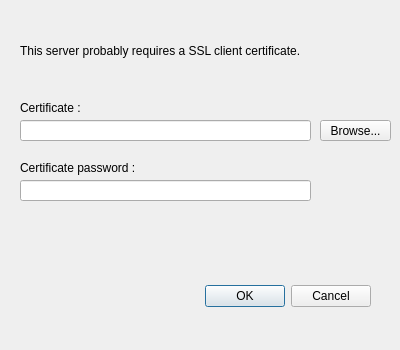
The window that src/gui/addcertificatedialog.ui (nextcloud/desktop) describes before a commit, drawn with Qt 5.
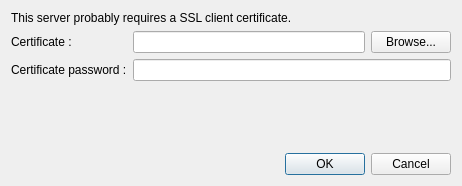
The same window after the commit.

Commit message: Client Dialog Support: Fix certificate dialog

Diff of the .ui file:
```diff
--- a/src/gui/addcertificatedialog.ui
+++ b/src/gui/addcertificatedialog.ui
@@ -9,102 +9,60 @@
    <rect>
     <x>0</x>
     <y>0</y>
-    <width>400</width>
-    <height>350</height>
+    <width>462</width>
+    <height>186</height>
    </rect>
   </property>
-  <property name="minimumSize">
-   <size>
-    <width>400</width>
-    <height>350</height>
-   </size>
-  </property>
-  <property name="maximumSize">
-   <size>
-    <width>400</width>
-    <height>350</height>
-   </size>
-  </property>
   <property name="windowTitle">
    <string>SSL client certificate authentication</string>
   </property>
-  <widget class="QDialogButtonBox" name="buttonBox">
-   <property name="geometry">
-    <rect>
-     <x>30</x>
-     <y>280</y>
-     <width>341</width>
-     <height>32</height>
-    </rect>
-   </property>
-   <property name="orientation">
-    <enum>Qt::Horizontal</enum>
-   </property>
-   <property name="standardButtons">
-    <set>QDialogButtonBox::Cancel|QDialogButtonBox::Ok</set>
-   </property>
-  </widget>
+  <layout class="QVBoxLayout" name="verticalLayout">
+   <item>
+    <widget class="QLabel" name="labelErrorMessage">
+     <property name="text">
+      <string>This server probably requires a SSL client certificate.</string>
+     </property>
+     <property name="wordWrap">
+      <bool>true</bool>
+     </property>
+    </widget>
+   </item>
+   <item>
+    <layout class="QFormLayout" name="formLayout">
+     <item row="0" column="0">
   <widget class="QLabel" name="labelCertificateFile">
-   <property name="geometry">
-    <rect>
-     <x>20</x>
-     <y>100</y>
-     <width>141</width>
-     <height>16</height>
-    </rect>
-   </property>
    <property name="text">
     <string>Certificate :</string>
    </property>
   </widget>
+     </item>
+     <item row="0" column="1">
+      <layout class="QHBoxLayout" name="horizontalLayout">
+       <item>
   <widget class="QLineEdit" name="lineEditCertificatePath">
-   <property name="geometry">
-    <rect>
-     <x>20</x>
-     <y>120</y>
-     <width>291</width>
-     <height>21</height>
-    </rect>
-   </property>
    <property name="text">
     <string/>
    </property>
   </widget>
+       </item>
+       <item>
   <widget class="QPushButton" name="pushButtonBrowseCertificate">
-   <property name="geometry">
-    <rect>
-     <x>320</x>
-     <y>120</y>
-     <width>71</width>
-     <height>21</height>
-    </rect>
-   </property>
    <property name="text">
     <string>Browse...</string>
    </property>
   </widget>
+       </item>
+      </layout>
+     </item>
+     <item row="1" column="0">
   <widget class="QLabel" name="labelPWDCertificate">
-   <property name="geometry">
-    <rect>
-     <x>20</x>
-     <y>160</y>
-     <width>181</width>
-     <height>16</height>
-    </rect>
-   </property>
    <property name="text">
     <string>Certificate password :</string>
    </property>
   </widget>
+     </item>
+     <item row="1" column="1">
   <widget class="QLineEdit" name="lineEditPWDCertificate">
-   <property name="geometry">
-    <rect>
-     <x>20</x>
-     <y>180</y>
-     <width>291</width>
-     <height>21</height>
-    </rect>
-   </property>
    <property name="text">
     <string/>
    </property>
@@ -112,31 +70,11 @@
     <enum>QLineEdit::Password</enum>
    </property>
   </widget>
-  <widget class="QLabel" name="labelErrorMessage">
-   <property name="geometry">
-    <rect>
-     <x>20</x>
-     <y>30</y>
-     <width>341</width>
-     <height>41</height>
-    </rect>
-   </property>
-   <property name="text">
-    <string>This server probably requires a SSL client certificate.</string>
-   </property>
-   <property name="wordWrap">
-    <bool>true</bool>
-   </property>
-  </widget>
+     </item>
+    </layout>
+   </item>
+   <item>
   <widget class="QLabel" name="labelErrorCertif">
-   <property name="geometry">
-    <rect>
-     <x>20</x>
-     <y>220</y>
-     <width>361</width>
-     <height>51</height>
-    </rect>
-   </property>
    <property name="palette">
     <palette>
      <active>
@@ -181,6 +119,31 @@
     <bool>true</bool>
    </property>
   </widget>
+   </item>
+   <item>
+    <spacer name="verticalSpacer">
+     <property name="orientation">
+      <enum>Qt::Vertical</enum>
+     </property>
+     <property name="sizeHint" stdset="0">
+      <size>
+       <width>20</width>
+       <height>40</height>
+      </size>
+     </property>
+    </spacer>
+   </item>
+   <item>
+    <widget class="QDialogButtonBox" name="buttonBox">
+     <property name="orientation">
+      <enum>Qt::Horizontal</enum>
+     </property>
+     <property name="standardButtons">
+      <set>QDialogButtonBox::Cancel|QDialogButtonBox::Ok</set>
+     </property>
+    </widget>
+   </item>
+  </layout>
  </widget>
  <resources/>
  <connections>
```
Lines whose indentation alone changed are shown as unchanged.
